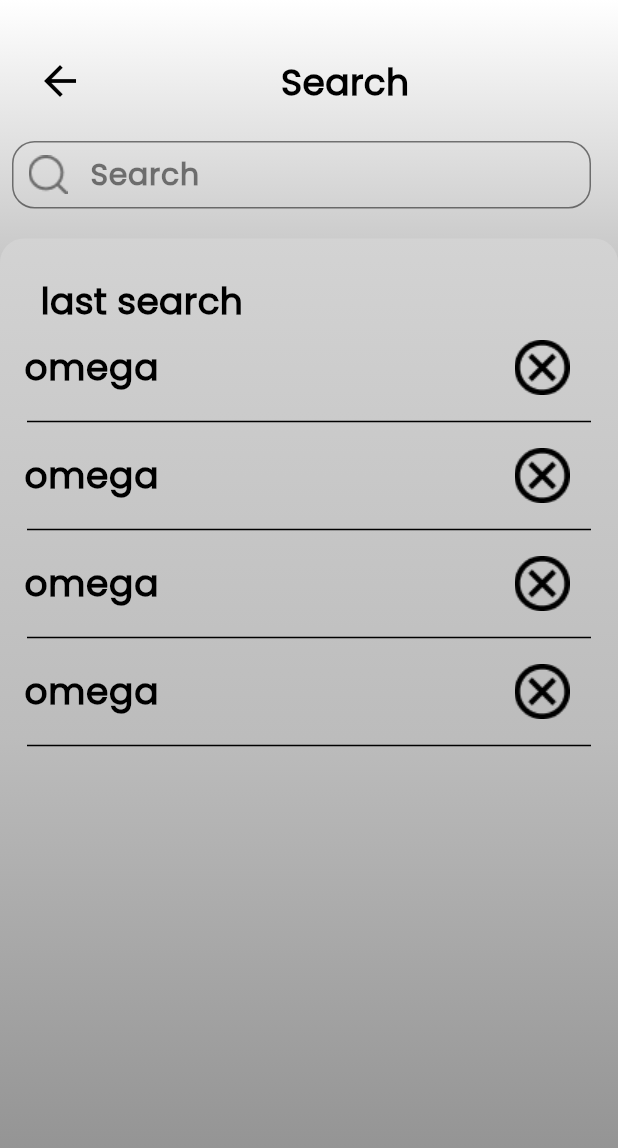
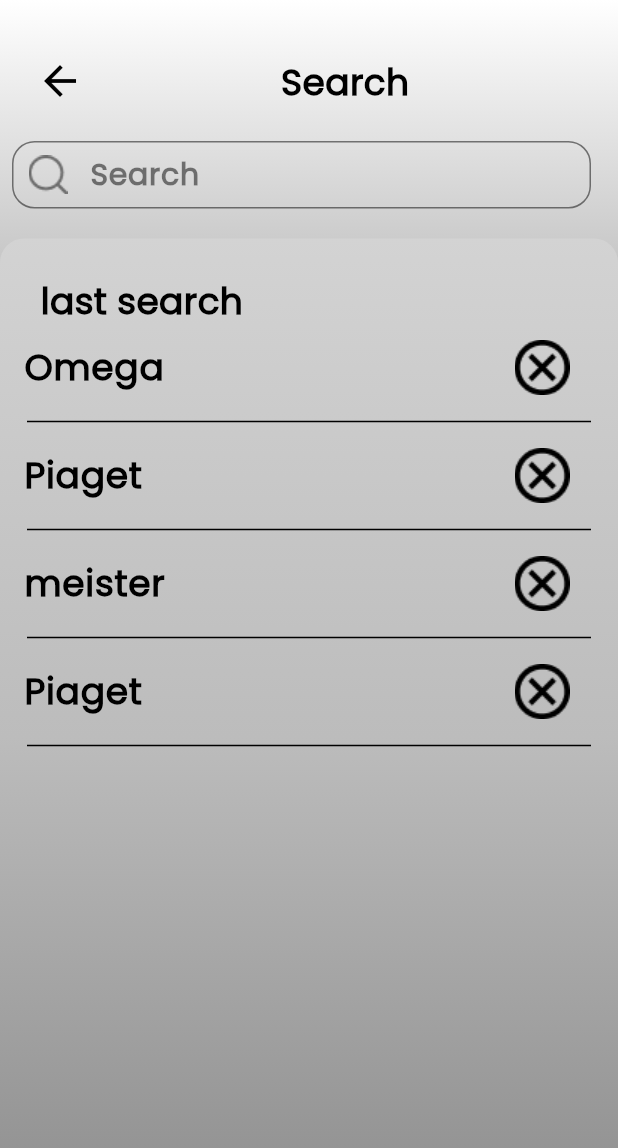
Before and after one commit to esraammosaad/watches-store, a Flutter app: the SearchView screen opened directly, on a phone screen of 412 x 824 dp. Shown: the top 1148 px of the screen. Run offline on Flutter 3.47's test engine with Material 2 defaults, Android fonts, the phone set to English and light mode, and no system bars; our stand-ins replace awesome_dialog, bloc, firebase_auth, firebase_core, flutter_bloc, flutter_rating_bar and 2 more; accounts and stored records are empty.

Commit message:
display email and items in search container

```diff
--- a/lib/Features/home_page/presentation/views/profile_view.dart
+++ b/lib/Features/home_page/presentation/views/profile_view.dart
@@ -6,7 +6,7 @@
 
   @override
   Widget build(BuildContext context) {
-    return const Scaffold(
+    return Scaffold(
       body: ProfileViewBody(),
     );
   }
--- a/lib/Features/home_page/presentation/views/widgets/custom_search_bar.dart
+++ b/lib/Features/home_page/presentation/views/widgets/custom_search_bar.dart
@@ -4,19 +4,26 @@
 class CustomSearchBar extends StatelessWidget {
   const CustomSearchBar({
     super.key,
+    this.onTap,
+    this.enabled,
   });
+
+  final void Function()? onTap;
+  final bool? enabled;
 
   @override
   Widget build(BuildContext context) {
-    return const Row(
+    return Row(
       children: [
         Expanded(
           child: SizedBox(
             height: 45,
-            child: CustomTextField(),
+            child: CustomTextField(
+              onTap: onTap,
+            ),
           ),
         ),
-        SizedBox(
+        const SizedBox(
           width: 10,
         ),
       ],
--- a/lib/Features/home_page/presentation/views/widgets/custom_search_item.dart
+++ b/lib/Features/home_page/presentation/views/widgets/custom_search_item.dart
@@ -4,14 +4,17 @@
 class CustomSearchItem extends StatelessWidget {
   const CustomSearchItem({
     super.key,
+    required this.text,
   });
+
+  final String text;
 
   @override
   Widget build(BuildContext context) {
     return Column(
       children: [
         ListTile(
-          title: Text("omega",
+          title: Text(text,
               style: Styles.fontSize24.copyWith(color: Colors.black)),
           trailing: IconButton(
             onPressed: () {},
--- a/lib/Features/home_page/presentation/views/widgets/search_body.dart
+++ b/lib/Features/home_page/presentation/views/widgets/search_body.dart
@@ -1,7 +1,8 @@
-import 'package:flutter/cupertino.dart';
 import 'package:flutter/material.dart';
+import 'package:flutter_bloc/flutter_bloc.dart';
 import 'package:watsh_store/core/utils/styles.dart';
 import '../../../../../core/utils/widgets/custom_title.dart';
+import '../../manager/home_cubit/home_cubit.dart';
 import 'custom_search_bar.dart';
 import 'custom_search_item.dart';
 
@@ -10,6 +11,7 @@
 
   @override
   Widget build(BuildContext context) {
+    final item = BlocProvider.of<HomeCubit>(context).productItems;
     return SafeArea(
       child: Container(
         decoration: buildBoxDecorationColor(),
@@ -65,9 +67,10 @@
                       ListView.builder(
                         physics: const NeverScrollableScrollPhysics(),
                         shrinkWrap: true,
-                        itemBuilder: (context, index) =>
-                            const CustomSearchItem(),
-                        itemCount: 4,
+                        itemBuilder: (context, index) => CustomSearchItem(
+                          text: item[index].productName!,
+                        ),
+                        itemCount: item.length,
                       )
                     ],
                   ),
--- a/lib/core/utils/widgets/custom_text_field.dart
+++ b/lib/core/utils/widgets/custom_text_field.dart
@@ -4,29 +4,41 @@
 class CustomTextField extends StatelessWidget {
   const CustomTextField({
     super.key,
+    this.onTap,
   });
+
+  final void Function()? onTap;
 
   @override
   Widget build(BuildContext context) {
     return TextField(
+      onTap: onTap,
       decoration: InputDecoration(
         enabledBorder: OutlineInputBorder(
           borderRadius: BorderRadius.circular(15),
-          borderSide: const BorderSide(color: Color(0x80000000)),
+          borderSide: const BorderSide(
+            color: Color(0x80000000),
+          ),
         ),
         focusedBorder: OutlineInputBorder(
           borderRadius: BorderRadius.circular(15),
-          borderSide: const BorderSide(color: Color(0x80000000)),
+          borderSide: const BorderSide(
+            color: Color(0x80000000),
+          ),
         ),
         prefixIcon: Image.asset('assets/icons/search.png',
             height: 10, fit: BoxFit.scaleDown),
         label: Text(
           'Search',
-          style: Styles.fontSize20.copyWith(color: const Color(0x80000000)),
+          style: Styles.fontSize20.copyWith(
+            color: const Color(0x80000000),
+          ),
         ),
         border: OutlineInputBorder(
           borderRadius: BorderRadius.circular(15),
-          borderSide: const BorderSide(color: Color(0x80000000)),
+          borderSide: const BorderSide(
+            color: Color(0x80000000),
+          ),
         ),
       ),
     );
```
Also changed, not shown: lib/Features/home_page/presentation/views/widgets/custom_flexiable_bar.dart (+17 -4 lines), lib/Features/home_page/presentation/views/widgets/profile_view_body.dart (+8 -12 lines).
